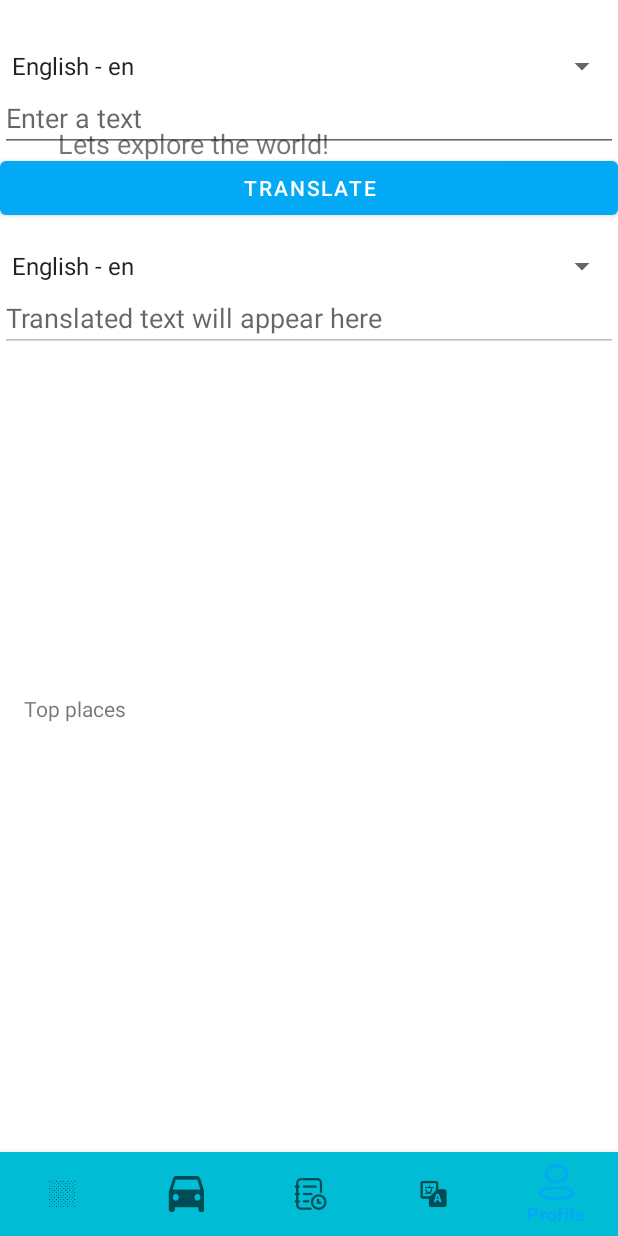
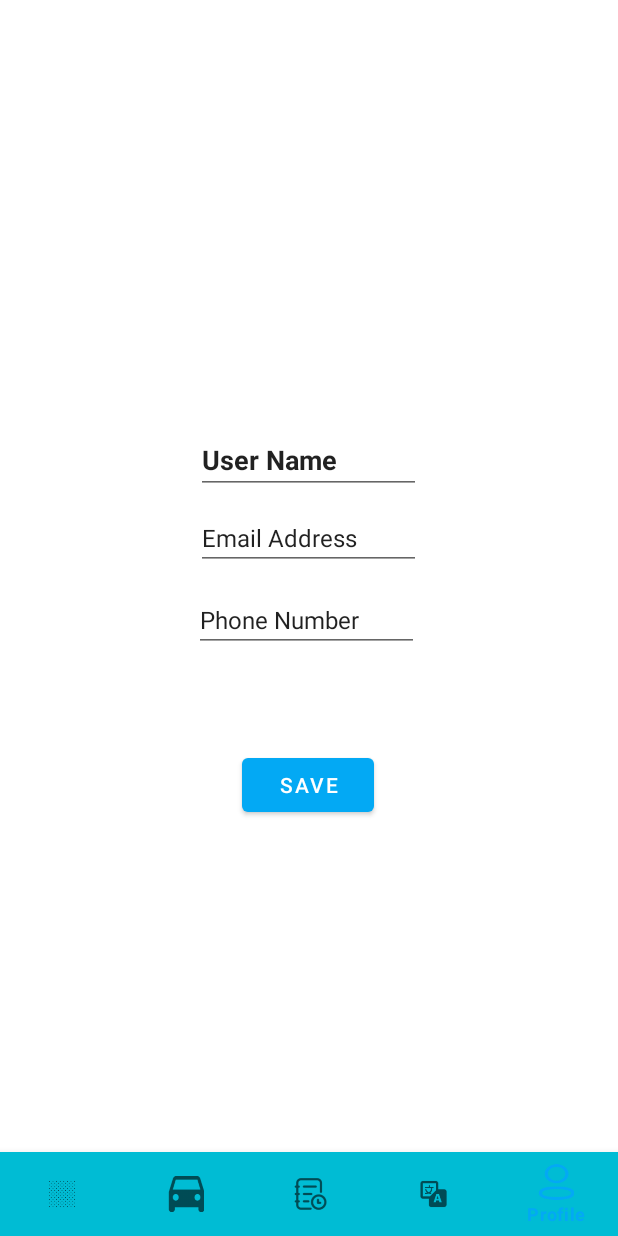
Before and after one commit to zayarhpounmyint/ANDE-CA2, an Android app: the MainActivity screen opened directly, with no data from a screen before it, item 5 of the bottom bar chosen, on a phone screen of 412 x 824 dp. Run offline under Robolectric (Android 15) with nearby library versions, the light colour scheme and no system bars; our stand-ins replace Firebase (no records; nobody signed in at launch, a user with empty details on screens opened directly).

Commit message:
profile page 50% done

```diff
--- /dev/null
+++ b/app/src/main/java/com/example/helloworld/ProfileFragment.java
@@ -0,0 +1,135 @@
+package com.example.helloworld;
+
+import android.os.Bundle;
+import android.view.LayoutInflater;
+import android.view.View;
+import android.view.ViewGroup;
+import android.widget.Button;
+import android.widget.EditText;
+import androidx.annotation.NonNull;
+import androidx.annotation.Nullable;
+import androidx.fragment.app.Fragment;
+import com.google.android.gms.tasks.OnCompleteListener;
+import com.google.android.gms.tasks.Task;
+import com.google.firebase.auth.FirebaseAuth;
+import com.google.firebase.auth.FirebaseUser;
+import com.google.firebase.firestore.DocumentSnapshot;
+import com.google.firebase.firestore.FirebaseFirestore;
+
+public class ProfileFragment extends Fragment {
+
+    private EditText editUserNameEditText, editEmailEditText, editPhoneEditText;
+    private Button saveButton;
+    private FirebaseFirestore db;
+    private String userId;
+
+    @Nullable
+    @Override
+    public View onCreateView(@NonNull LayoutInflater inflater, @Nullable ViewGroup container, @Nullable Bundle savedInstanceState) {
+        View view = inflater.inflate(R.layout.fragment_profile, container, false);
+
+        // Initialize Firebase Firestore
+        db = FirebaseFirestore.getInstance();
+
+        // Initialize session manager
+        SessionManager sessionManager = new SessionManager(requireContext());
+        userId = sessionManager.getUserId();
+
+        // Initialize UI elements
+        editUserNameEditText = view.findViewById(R.id.editUserNameEditText);
+        editEmailEditText = view.findViewById(R.id.editEmailEditText);
+        editPhoneEditText = view.findViewById(R.id.editPhoneEditText);
+        saveButton = view.findViewById(R.id.saveButton);
+
+        // Fetch and display user data when the fragment is created
+        fetchAndDisplayUserData();
+
+        // Set an OnClickListener for the Save button to update user information
+        saveButton.setOnClickListener(new View.OnClickListener() {
+            @Override
+            public void onClick(View v) {
+                // Get edited information
+                String editedUserName = editUserNameEditText.getText().toString();
+                String editedEmail = editEmailEditText.getText().toString();
+                String editedPhone = editPhoneEditText.getText().toString();
+
+                // Update user information in Firestore
+                updateUserDataInFirestore(editedUserName, editedEmail, editedPhone);
+
+                // Update user information in Firebase Authentication
+                updateAuthenticationEmail(editedEmail);
+            }
+        });
+
+        return view;
+    }
+
+    private void fetchAndDisplayUserData() {
+        db.collection("users").document(userId)
+                .get()
+                .addOnCompleteListener(new OnCompleteListener<DocumentSnapshot>() {
+                    @Override
+                    public void onComplete(@NonNull Task<DocumentSnapshot> task) {
+                        if (task.isSuccessful()) {
+                            DocumentSnapshot document = task.getResult();
+                            if (document.exists()) {
+                                // Get user data
+                                String userName = document.getString("username");
+                                String email = document.getString("useremail");
+                                int phone = 0;
+
+                                Object phoneObj = document.get("userphone");
+                                if (phoneObj instanceof Long) {
+                                    phone = ((Long) phoneObj).intValue();
+                                } else if (phoneObj instanceof Integer) {
+                                    phone = (Integer) phoneObj;
+                                }
+
+                                // Display user data in EditText fields
+                                editUserNameEditText.setText(userName);
+                                editEmailEditText.setText(email);
+                                editPhoneEditText.setText(String.valueOf(phone));
+                            }
+                        } else {
+                            // Handle error
+                        }
+                    }
+                });
+    }
+
+    private void updateUserDataInFirestore(String editedUserName, String editedEmail, String editedPhone) {
+        // Update user information in Firestore
+        db.collection("users").document(userId)
+                .update("username", editedUserName,
+                        "useremail", editedEmail,
+                        "userphone", editedPhone)
+                .addOnCompleteListener(new OnCompleteListener<Void>() {
+                    @Override
+                    public void onComplete(@NonNull Task<Void> task) {
+                        if (task.isSuccessful()) {
+                            // Update successful
+                            // You can show a success message or perform other actions
+                        } else {
+                            // Handle error
+                        }
+                    }
+                });
+    }
+
+    private void updateAuthenticationEmail(String newEmail) {
+        FirebaseUser user = FirebaseAuth.getInstance().getCurrentUser();
+        if (user != null) {
+            user.updateEmail(newEmail)
+                    .addOnCompleteListener(new OnCompleteListener<Void>() {
+                        @Override
+                        public void onComplete(@NonNull Task<Void> task) {
+                            if (task.isSuccessful()) {
+                                // Email update successful
+                            } else {
+                                // Handle email update failure
+                            }
+                        }
+                    });
+        }
+    }
+}
--- /dev/null
+++ b/app/src/main/java/com/example/helloworld/SessionManager.java
@@ -0,0 +1,30 @@
+package com.example.helloworld;
+
+import android.content.Context;
+import android.content.SharedPreferences;
+
+public class SessionManager {
+    private static final String PREF_NAME = "MyAppPref";
+    private static final String KEY_USER_ID = "userId";
+
+    private final SharedPreferences sharedPreferences;
+    private final SharedPreferences.Editor editor;
+    private final Context context;
+
+    public SessionManager(Context context) {
+        this.context = context;
+        sharedPreferences = context.getSharedPreferences(PREF_NAME, Context.MODE_PRIVATE);
+        editor = sharedPreferences.edit();
+    }
+
+    // Save the user ID when logged in
+    public void saveUserId(String userId) {
+        editor.putString(KEY_USER_ID, userId);
+        editor.apply();
+    }
+
+    // Retrieve the user ID when needed
+    public String getUserId() {
+        return sharedPreferences.getString(KEY_USER_ID,null);
+}
+}
--- a/app/src/main/res/layout/activity_main.xml
+++ b/app/src/main/res/layout/activity_main.xml
@@ -277,7 +277,8 @@
         android:layout_width="match_parent"
         android:layout_height="match_parent"
         android:layout_below="@id/vertical_recycler_view"
-        android:layout_marginTop="16dp"/>
+        tools:layout_editor_absoluteX="0dp"
+        tools:layout_editor_absoluteY="0dp" />
 
 
 </androidx.constraintlayout.widget.ConstraintLayout>
--- /dev/null
+++ b/app/src/main/res/layout/fragment_profile.xml
@@ -0,0 +1,57 @@
+<?xml version="1.0" encoding="utf-8"?>
+<androidx.constraintlayout.widget.ConstraintLayout xmlns:android="http://schemas.android.com/apk/res/android"
+    xmlns:app="http://schemas.android.com/apk/res-auto"
+    xmlns:tools="http://schemas.android.com/tools"
+    android:layout_width="match_parent"
+    android:layout_height="match_parent">
+
+    <EditText
+        android:id="@+id/editEmailEditText"
+        android:layout_width="150dp"
+        android:layout_height="wrap_content"
+        android:layout_marginTop="8dp"
+        android:text="Email Address"
+        android:textSize="16sp"
+        app:layout_constraintEnd_toEndOf="parent"
+        app:layout_constraintHorizontal_bias="0.498"
+        app:layout_constraintStart_toStartOf="parent"
+        app:layout_constraintTop_toBottomOf="@+id/editUserNameEditText" />
+
+    <EditText
+        android:id="@+id/editUserNameEditText"
+        android:layout_width="150dp"
+        android:layout_height="wrap_content"
+        android:layout_marginTop="284dp"
+        android:text="User Name"
+        android:textSize="18sp"
+        android:textStyle="bold"
+        app:layout_constraintEnd_toEndOf="parent"
+        app:layout_constraintHorizontal_bias="0.498"
+        app:layout_constraintStart_toStartOf="parent"
+        app:layout_constraintTop_toTopOf="parent" />
+
+    <EditText
+        android:id="@+id/editPhoneEditText"
+        android:layout_width="150dp"
+        android:layout_height="wrap_content"
+        android:layout_marginTop="12dp"
+        android:text="Phone Number"
+        android:textSize="16sp"
+        app:layout_constraintEnd_toEndOf="parent"
+        app:layout_constraintHorizontal_bias="0.494"
+        app:layout_constraintStart_toStartOf="parent"
+        app:layout_constraintTop_toBottomOf="@+id/editEmailEditText" />
+
+    <Button
+        android:id="@+id/saveButton"
+        android:layout_width="wrap_content"
+        android:layout_height="wrap_content"
+        android:text="Save"
+        app:layout_constraintBottom_toBottomOf="parent"
+        app:layout_constraintEnd_toEndOf="parent"
+        app:layout_constraintHorizontal_bias="0.498"
+        app:layout_constraintStart_toStartOf="parent"
+        app:layout_constraintTop_toBottomOf="@+id/editPhoneEditText"
+        app:layout_constraintVertical_bias="0.189" />
+
+</androidx.constraintlayout.widget.ConstraintLayout>
```
Also changed, not shown: app/src/main/java/com/example/helloworld/LoginActivity.java (+11 -1 lines), app/src/main/java/com/example/helloworld/MainActivity.java (+30 -5 lines).
